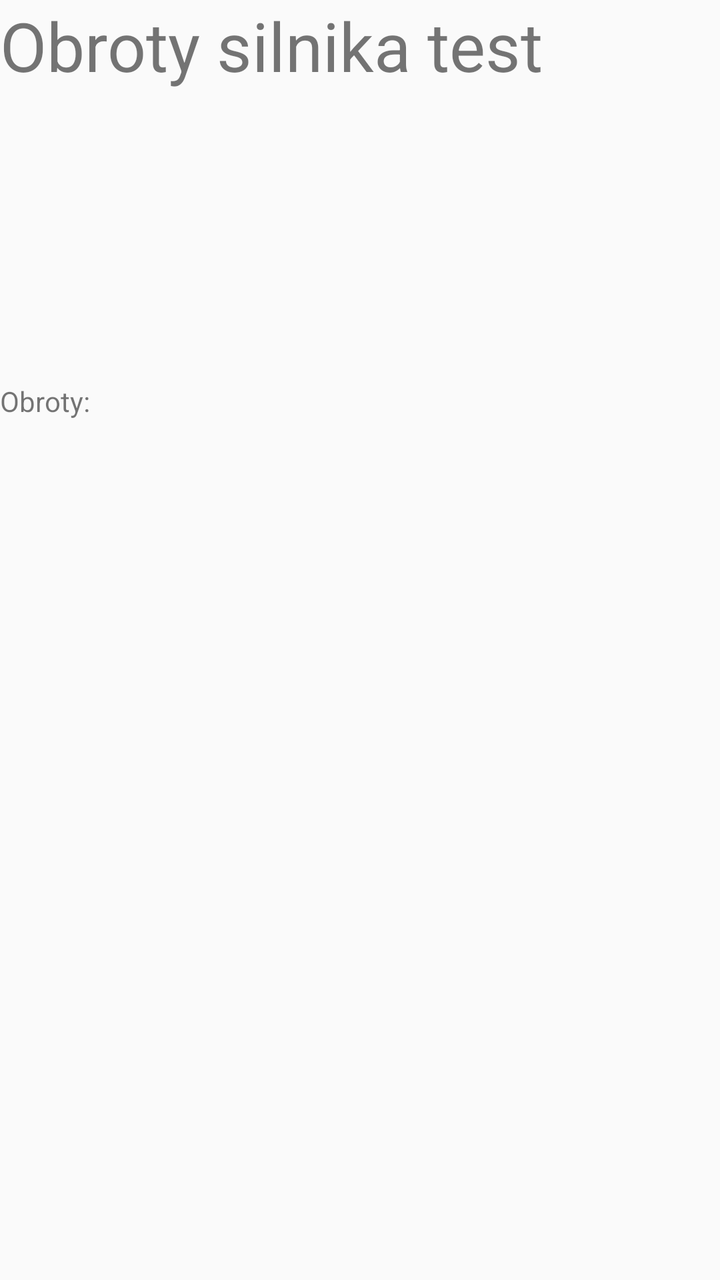
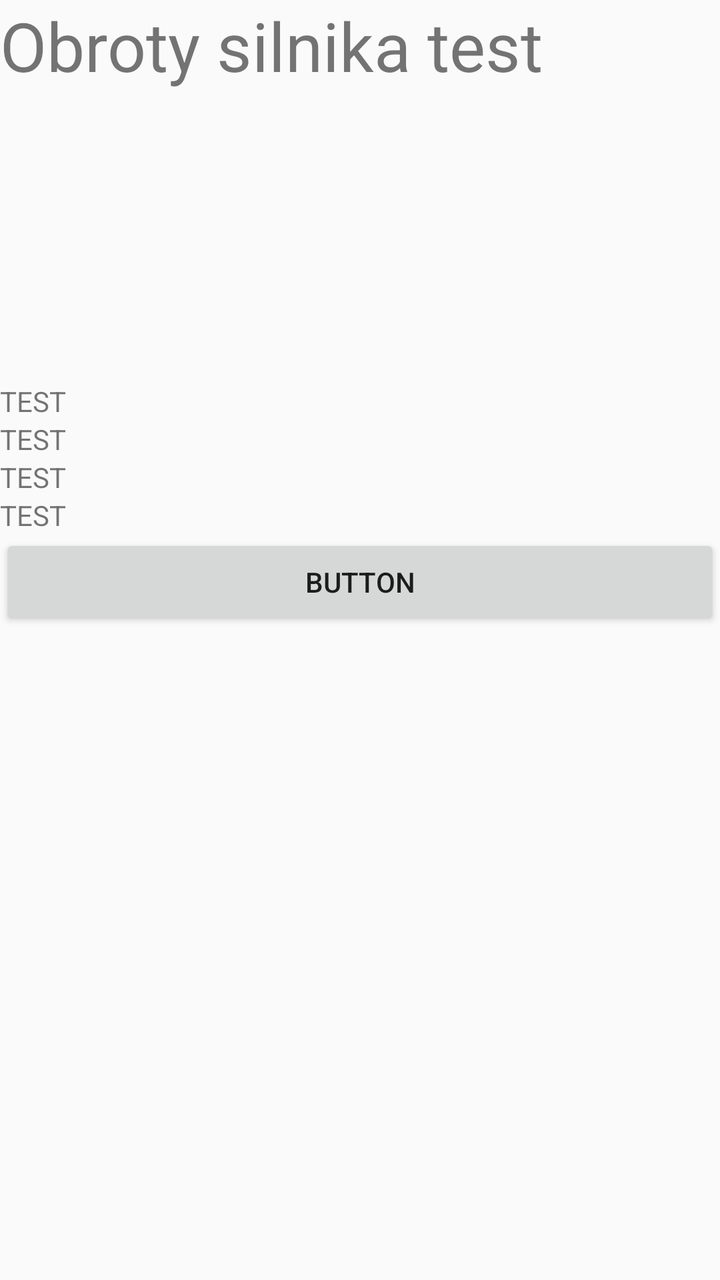

Compare the two renders of this Android layout. The source of the first and the diff that turns it into the second are given below.
<!-- AndroidManifest.xml: activity theme Theme.MobileCarDyno -->
<!-- res/layout/activity_main.xml -->
<?xml version="1.0" encoding="utf-8"?>
<LinearLayout xmlns:android="http://schemas.android.com/apk/res/android"
    android:orientation="vertical"
    android:layout_width="match_parent"
    android:layout_height="match_parent">

    <TextView
        android:id="@+id/textView"
        android:layout_width="match_parent"
        android:layout_height="191dp"
        android:text="Obroty silnika test"
        android:textSize="34sp" />

    <TextView
        android:id="@+id/rpmTextView"
        android:layout_width="wrap_content"
        android:layout_height="wrap_content"
        android:text="Obroty: " />

    <androidx.recyclerview.widget.RecyclerView
        android:id="@+id/recyclerView"
        android:layout_width="match_parent"
        android:layout_height="match_parent" />
</LinearLayout>
<!-- resources referenced by this layout -->
<resources>
  <style name="Theme.MobileCarDyno" parent="android:Theme.Material.Light.NoActionBar" />
</resources>

<!-- the commit's change to res/layout/activity_main.xml (unified diff, before → after) -->
@@ -15,7 +15,31 @@
         android:id="@+id/rpmTextView"
         android:layout_width="wrap_content"
         android:layout_height="wrap_content"
-        android:text="Obroty: " />
+        android:text="TEST" />
+
+    <TextView
+        android:id="@+id/speedTextView"
+        android:layout_width="wrap_content"
+        android:layout_height="wrap_content"
+        android:text="TEST" />
+
+    <TextView
+        android:id="@+id/throttleTextView"
+        android:layout_width="wrap_content"
+        android:layout_height="wrap_content"
+        android:text="TEST" />
+
+    <TextView
+        android:id="@+id/tempTextView"
+        android:layout_width="wrap_content"
+        android:layout_height="wrap_content"
+        android:text="TEST" />
+
+    <Button
+        android:id="@+id/button"
+        android:layout_width="match_parent"
+        android:layout_height="wrap_content"
+        android:text="Button" />
 
     <androidx.recyclerview.widget.RecyclerView
         android:id="@+id/recyclerView"
